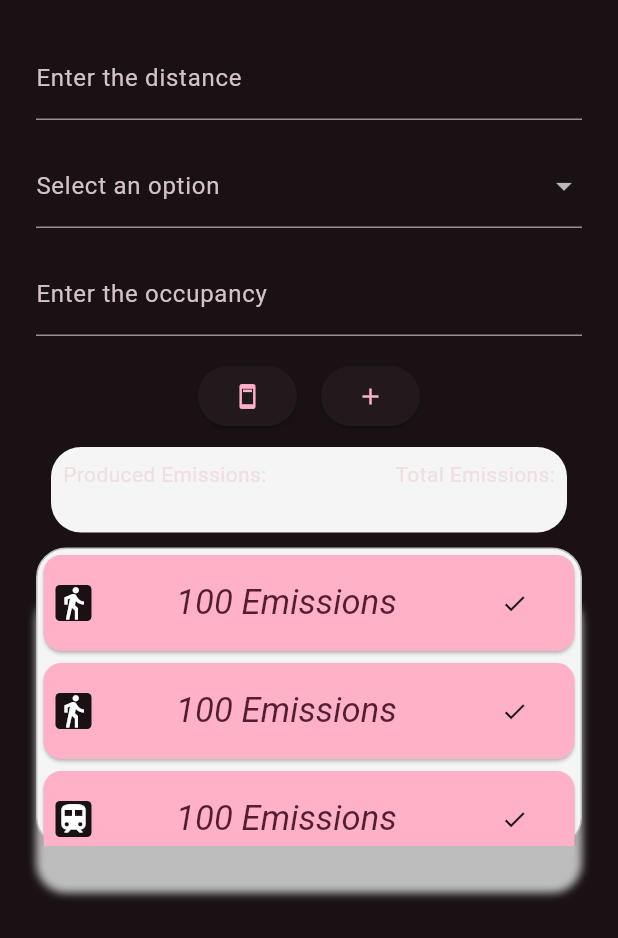
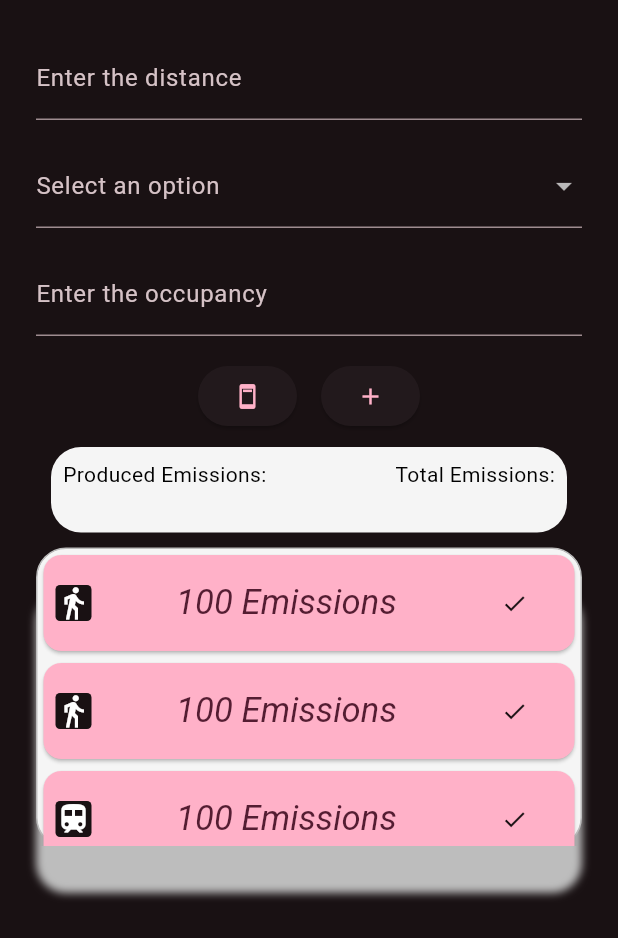
Before and after one commit to AndreyJRE/emission_app, a Flutter app: the AddView widget shown alone on an empty page, opened directly, after a tap on the "ad units" icon, on a phone screen of 412 x 824 dp. Shown: the top 938 px of the screen. Run offline on Flutter 3.47's test engine with Material 3 defaults, Android fonts, the phone set to English and light mode, and no system bars; our stand-ins replace animated_bottom_navigation_bar; generated files the repository leaves out were written again.

```diff
--- /dev/null
+++ b/emission-frontend/qq_ui/lib/src/router/User.dart
@@ -0,0 +1,12 @@
+class User{
+  String name;
+  double totalEmissions;
+
+  User({required this.name, required this.totalEmissions});
+
+  factory User.Dummy(String name){
+    return User(name: name, totalEmissions: 0.0);
+  }
+
+
+}
--- /dev/null
+++ b/emission-frontend/qq_ui/lib/src/router/emissionActivity.dart
@@ -0,0 +1,27 @@
+import 'package:qq_ui/src/router/ActivityType.dart';
+
+class EmissionActivity {
+
+  final String co2;
+  final String distance;
+  final ActivityType activity;
+
+  EmissionActivity({required this.co2, required this.distance, required this.activity});
+
+ factory EmissionActivity.fromJson(Map<String, dynamic> json) {
+    switch (json) {
+      case {
+        'co2': String co2,
+        'distance': String distance,
+        'activity': ActivityType activity,
+      }:
+        return EmissionActivity(
+          co2: co2,
+          distance: distance,
+          activity: activity,
+        );
+      default:
+        throw const FormatException('Failed to load activity.');
+    }
+  }
+}
--- a/emission-frontend/qq_ui/lib/src/views/add_view.dart
+++ b/emission-frontend/qq_ui/lib/src/views/add_view.dart
@@ -1,5 +1,7 @@
 import 'package:flutter/material.dart';
 import 'package:flutter/services.dart';
+import 'package:provider/provider.dart';
+import 'package:qq_ui/listeners/emissionValut.dart';
 import 'package:qq_ui/src/router/ActivityType.dart';
 import 'package:qq_ui/src/router/calculations.dart';
 import 'package:qq_ui/src/router/connection.dart';
@@ -12,9 +14,26 @@ class AddView extends StatefulWidget {
 
 class _AddViewState extends State<AddView> {
   final List<String> dropdownItems = ['Option 1', 'Option 2', 'Option 3'];
-  final List<EmissionCard> emissionsList = [EmissionCard(task: '100 Emissions',type: TYPE.WALK,),EmissionCard(task: '100 Emissions',type: TYPE.WALK,),EmissionCard(task: '100 Emissions',type: TYPE.TRAIN_LONG,),EmissionCard(task: '100 Emissions',type: TYPE.TRAIN_LONG,)];
+  final List<EmissionCard> emissionsList = [
+    EmissionCard(
+      task: '100 Emissions',
+      type: TYPE.WALK,
+    ),
+    EmissionCard(
+      task: '100 Emissions',
+      type: TYPE.WALK,
+    ),
+    EmissionCard(
+      task: '100 Emissions',
+      type: TYPE.TRAIN_LONG,
+    ),
+    EmissionCard(
+      task: '100 Emissions',
+      type: TYPE.TRAIN_LONG,
+    )
+  ];
   final int total = 0;
-  final int produced = 0;
+  int produced = 0;
   final TextEditingController controller = TextEditingController();
   ActivityType activityType = ActivityType.WALK;
   TextEditingController _distanceController = TextEditingController();
@@ -22,8 +41,8 @@ class _AddViewState extends State<AddView> {
 
   @override
   Widget build(BuildContext context) {
+    EmissionVault taskState = context.watch<EmissionVault>();
     return Container(
-
       child: Center(
         child: Column(
           children: [
@@ -40,9 +59,11 @@ class _AddViewState extends State<AddView> {
                           labelText: 'Enter the distance',
                           suffix: Text(' km'),
                         ),
-                        keyboardType: TextInputType.numberWithOptions(decimal: true),
+                        keyboardType:
+                            TextInputType.numberWithOptions(decimal: true),
                         inputFormatters: [
-                          FilteringTextInputFormatter.allow(RegExp(r'^\d+\.?\d{0,2}')),
+                          FilteringTextInputFormatter.allow(
+                              RegExp(r'^\d+\.?\d{0,2}')),
                         ],
                       ),
                       SizedBox(height: 16.0),
@@ -68,9 +89,11 @@ class _AddViewState extends State<AddView> {
                         decoration: InputDecoration(
                           labelText: 'Enter the occupancy',
                         ),
-                        keyboardType: TextInputType.numberWithOptions(decimal: true),
+                        keyboardType:
+                            TextInputType.numberWithOptions(decimal: true),
                         inputFormatters: [
-                          FilteringTextInputFormatter.allow(RegExp(r'^\d+\.?\d{0,2}')),
+                          FilteringTextInputFormatter.allow(
+                              RegExp(r'^\d+\.?\d{0,2}')),
                         ],
                       ),
                       SizedBox(height: 16.0),
@@ -98,21 +121,62 @@ class _AddViewState extends State<AddView> {
                       Padding(
                         padding: const EdgeInsets.all(10.0),
                         child: Container(
-                                  decoration: BoxDecoration(borderRadius: BorderRadius.circular(20),color: Colors.grey.shade100),
+                          decoration: BoxDecoration(
+                              borderRadius: BorderRadius.circular(20),
+                              color: Colors.grey.shade100),
                           child: Padding(
                             padding: const EdgeInsets.all(8.0),
                             child: Column(
                               children: [
-                                        Row(children: [Text('Produced Emissions:'),Expanded(child: Text(' ',textAlign: TextAlign.center,)),Text('Total Emissions:'),],),
-                                                                                Row(children: [produced != 0 ?Text('Produced Emissions:'): Text(''),Expanded(child: Text(' ',textAlign: TextAlign.center,)),total != 0? Text('Total Emissions:'):Text(''),],),
+                                Row(
+                                  children: [
+                                    Text('Produced Emissions:', style: TextStyle(color: Colors.black)),
+                                    Expanded(
+                                        child: Text(
+                                      ' ',
+                                      textAlign: TextAlign.center,
+                                    )),
+                                    Text('Total Emissions:', style: TextStyle(color: Colors.black)),
                                   ],
                                 ),
-                                  ),),
+                                Row(
+                                  children: [
+                                    produced != 0
+                                        ? Text('$produced', style: TextStyle(color: Colors.black))
+                                        : Text(''),
+                                    Expanded(
+                                        child: Text(
+                                      ' ',
+                                      textAlign: TextAlign.center,
+                                    )),
+                                    total != 0
+                                        ? Text('Total Emissions:', style: TextStyle(color: Colors.black))
+                                        : Text(''),
+                                  ],
+                                ),
+                              ],
+                            ),
+                          ),
+                        ),
                       ),
                       Container(
-                                decoration: BoxDecoration(borderRadius: BorderRadius.circular(20),color: Colors.grey.shade100,border: Border.all(color: Colors.grey.shade400,),boxShadow: [BoxShadow(color: Colors.grey.shade400,blurRadius: 4.0,spreadRadius: 0.0,offset:  Offset(0, 30),)]),
+                        decoration: BoxDecoration(
+                            borderRadius: BorderRadius.circular(20),
+                            color: Colors.grey.shade100,
+                            border: Border.all(
+                              color: Colors.grey.shade400,
+                            ),
+                            boxShadow: [
+                              BoxShadow(
+                                color: Colors.grey.shade400,
+                                blurRadius: 4.0,
+                                spreadRadius: 0.0,
+                                offset: Offset(0, 30),
+                              )
+                            ]),
                         height: 200.0,
                         child: ListView.builder(
+                          shrinkWrap: true,
                           scrollDirection: Axis.vertical,
                           itemCount: emissionsList.length,
                           itemBuilder: (BuildContext ctxt, int index) {
@@ -132,12 +196,16 @@ class _AddViewState extends State<AddView> {
   }
 
   void checkforCalculation() {
-    if (_distanceController.text.isNotEmpty && _occupancyController.text.isNotEmpty) {
-      calculate(Calculation(activityType, _distanceController.text, _occupancyController.text)).then((value) {
-        print(value.body);
+    if (_distanceController.text.isNotEmpty &&
+        _occupancyController.text.isNotEmpty) {
+      calculate(Calculation(activityType, _distanceController.text,
+              _occupancyController.text))
+          .then((value) {
+       setState(() {
+        produced = int.parse(value.body);
        });
-      }
-       else {
+      });
+    } else {
       // Show an error message
     }
   }
--- a/emission-frontend/qq_ui/lib/src/views/app.dart
+++ b/emission-frontend/qq_ui/lib/src/views/app.dart
@@ -111,6 +111,7 @@ class _MyHomePageState extends State<MainScreen> {
             ),
 
             home: Scaffold(
+              resizeToAvoidBottomInset: false,
               body: page,
               floatingActionButtonLocation: FloatingActionButtonLocation.centerDocked,
       floatingActionButton: Container(
--- a/emission-frontend/qq_ui/pubspec.yaml
+++ b/emission-frontend/qq_ui/pubspec.yaml
@@ -16,6 +16,7 @@ dependencies:
   flutter_localizations:
     sdk: flutter
   http: ^1.2.0
+  provider: ^6.1.2
 
 dev_dependencies:
   flutter_test:
```
Also changed, not shown: emission-frontend/qq_ui/lib/listeners/emissionValut.dart (added, +32 -0 lines), emission-frontend/qq_ui/lib/src/router/connection.dart (+0 -26 lines), emission-frontend/qq_ui/pubspec.lock. Lines whose indentation alone changed are shown as unchanged.
